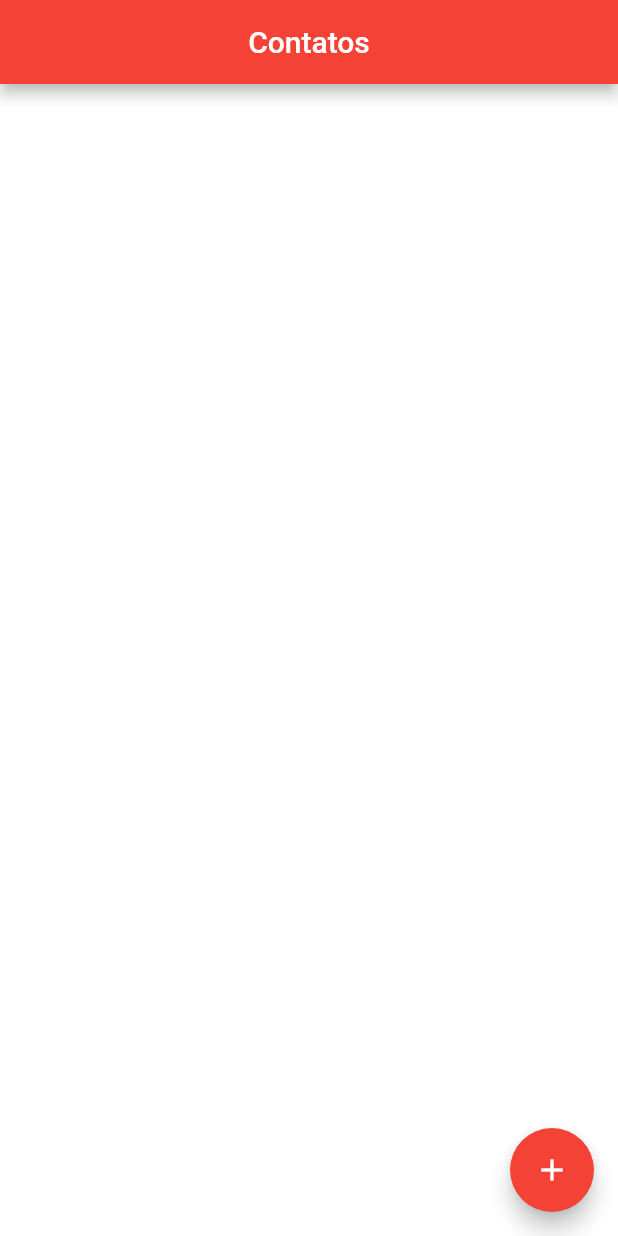
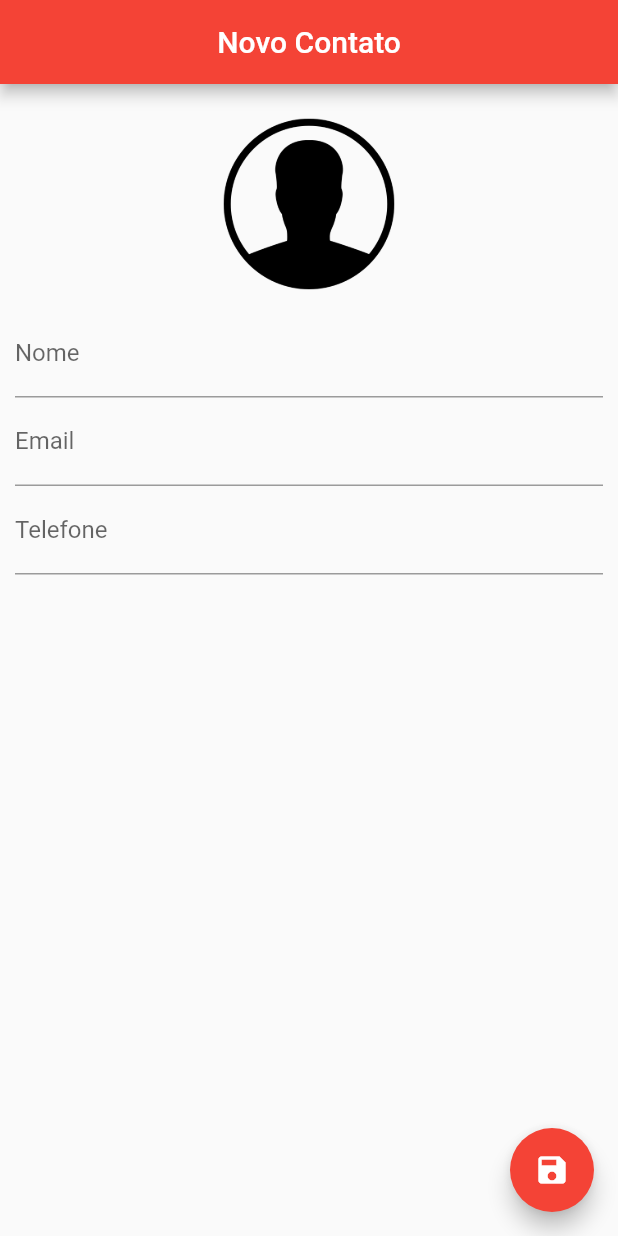
Before and after one commit to Gileade/Flutter-AgendaDeContatos, a Flutter app: the screen it shows after launch, on a phone screen of 412 x 824 dp. Run offline on Flutter 3.47's test engine with Material 2 defaults, Android fonts, the phone set to English and light mode, and no system bars; our stand-ins replace sqflite; accounts and stored records are empty.

Commit message:
Add Layout da tela de contato

```diff
--- a/lib/main.dart
+++ b/lib/main.dart
@@ -1,8 +1,9 @@
+import 'package:agenda_de_contatos/ui/contact_page.dart';
 import 'package:agenda_de_contatos/ui/home_page.dart';
 import 'package:flutter/material.dart';
 
 void main() {
   runApp(MaterialApp(
-    home: HomePage(),
+    home: ContactPage(),
   ));
 }
--- /dev/null
+++ b/lib/ui/contact_page.dart
@@ -0,0 +1,100 @@
+import 'dart:io';
+
+import 'package:agenda_de_contatos/helpers/contact_helper.dart';
+import 'package:flutter/cupertino.dart';
+import 'package:flutter/material.dart';
+
+class ContactPage extends StatefulWidget {
+  final Contact contact;
+
+  ContactPage({this.contact});
+
+  @override
+  _ContactPageState createState() => _ContactPageState();
+}
+
+class _ContactPageState extends State<ContactPage> {
+  final _nameController = TextEditingController();
+  final _emailController = TextEditingController();
+  final _phoneController = TextEditingController();
+
+  bool _userEdited = false;
+  Contact _editContact;
+
+  @override
+  void initState() {
+    super.initState();
+
+    if (widget.contact == null) {
+      _editContact = Contact();
+    } else {
+      _editContact = Contact.fromMap(widget.contact.toMap());
+
+      _nameController.text = _editContact.name;
+      _emailController.text = _editContact.email;
+      _phoneController.text = _editContact.phone;
+    }
+  }
+
+  @override
+  Widget build(BuildContext context) {
+    return Scaffold(
+        appBar: AppBar(
+          backgroundColor: Colors.red,
+          title: Text(_editContact.name ?? "Novo Contato"),
+          centerTitle: true,
+        ),
+        floatingActionButton: FloatingActionButton(
+          onPressed: () {},
+          child: Icon(Icons.save),
+          backgroundColor: Colors.red,
+        ),
+        body: SingleChildScrollView(
+          padding: EdgeInsets.all(10.0),
+          child: Column(
+            children: <Widget>[
+              GestureDetector(
+                child: Container(
+                  width: 140.0,
+                  height: 140.0,
+                  decoration: BoxDecoration(
+                      shape: BoxShape.circle,
+                      image: DecorationImage(
+                          image: _editContact.img != null
+                              ? FileImage(File(_editContact.img))
+                              : AssetImage("images/person.png"))),
+                ),
+              ),
+              TextField(
+                controller: _nameController,
+                decoration: InputDecoration(labelText: "Nome"),
+                onChanged: (text) {
+                  _userEdited = true;
+                  setState(() {
+                    _editContact.name = text;
+                  });
+                },
+              ),
+              TextField(
+                controller: _emailController,
+                decoration: InputDecoration(labelText: "Email"),
+                onChanged: (text) {
+                  _userEdited = true;
+                  _editContact.email = text;
+                },
+                keyboardType: TextInputType.emailAddress,
+              ),
+              TextField(
+                controller: _phoneController,
+                decoration: InputDecoration(labelText: "Telefone"),
+                onChanged: (text) {
+                  _userEdited = true;
+                  _editContact.phone = text;
+                },
+                keyboardType: TextInputType.phone,
+              ),
+            ],
+          ),
+        ));
+  }
+}
```
